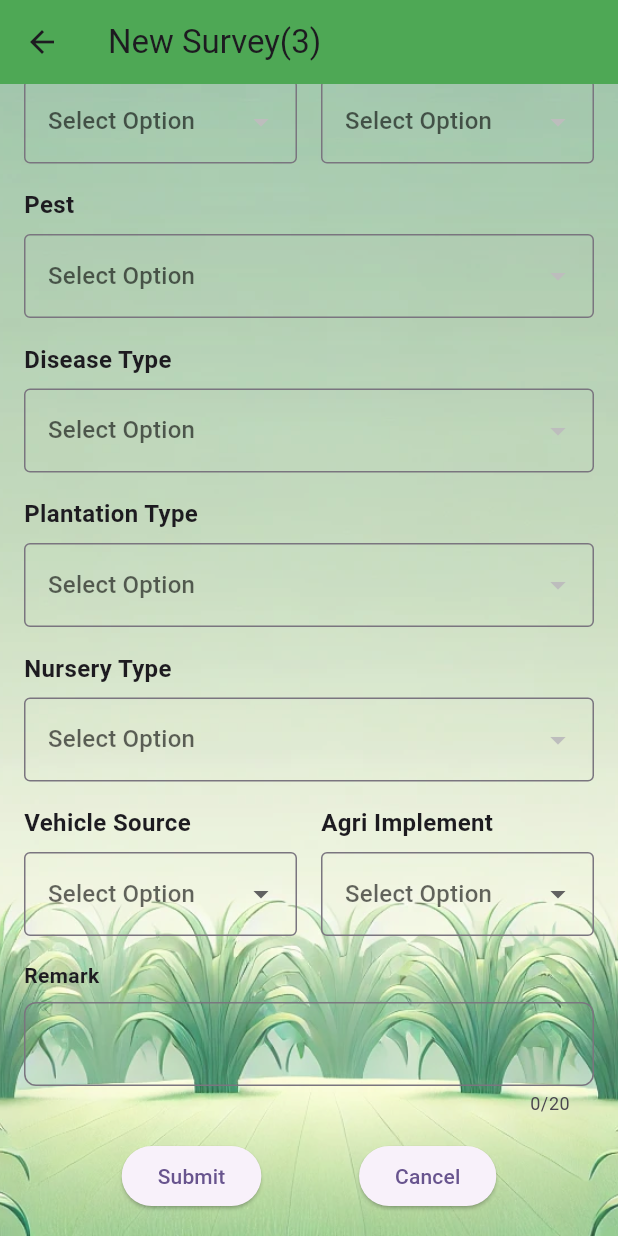
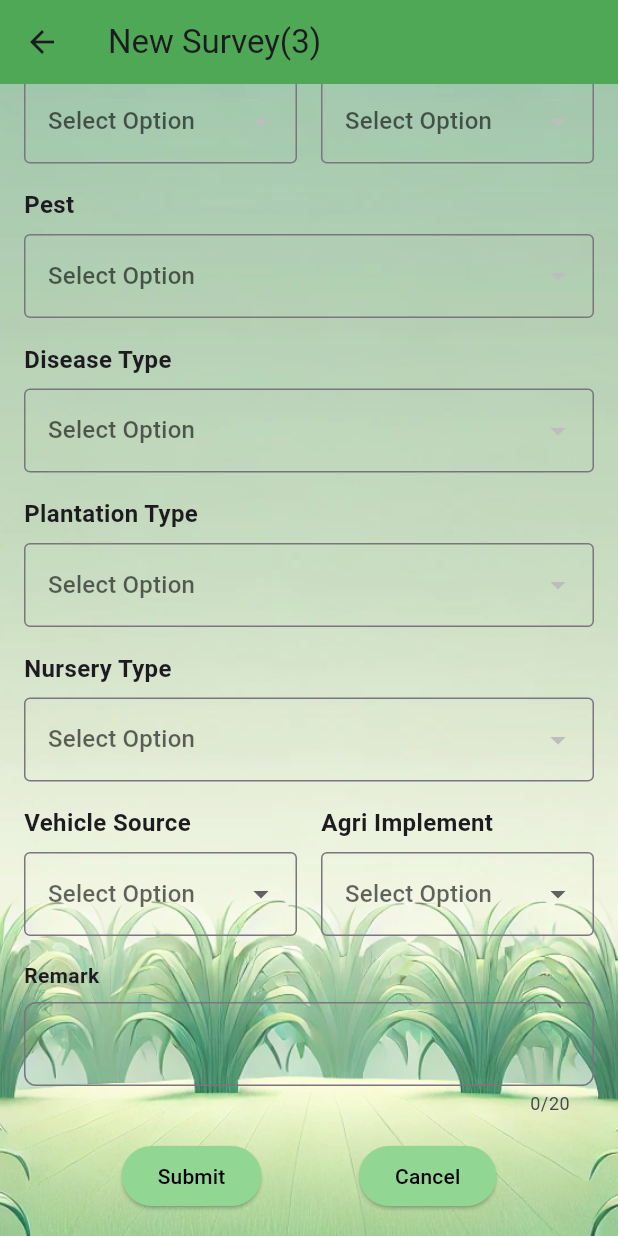
Before and after one commit to tito06/surveyproject, a Flutter app: the AgricultureFormScreen screen opened directly, scrolled down 356 dp, on a phone screen of 412 x 824 dp. Run offline on Flutter 3.47's test engine with Material 3 defaults, Android fonts, the light colour scheme and no system bars; our stand-ins replace geolocator, shared_preferences; missing offline and left inert: area_polygon, dart:ffi, geodesy; accounts and stored records are empty; network calls fail.

Commit message:
all issues fixed

```diff
--- a/lib/screens/final_form.dart
+++ b/lib/screens/final_form.dart
@@ -383,6 +383,9 @@ class _AgricultureFormScreenState extends State<AgricultureFormScreen> {
                 mainAxisAlignment: MainAxisAlignment.spaceEvenly,
                 children: [
                   ElevatedButton(
+                    style: ButtonStyle(
+                        backgroundColor: WidgetStateProperty.all<Color>(
+                            const Color.fromARGB(255, 146, 214, 148))),
                     onPressed: () {
                       printFullJson(surveyData);
 
@@ -395,13 +398,22 @@ class _AgricultureFormScreenState extends State<AgricultureFormScreen> {
                         ),
                       );
                     },
-                    child: const Text("Submit"),
+                    child: const Text(
+                      "Submit",
+                      style: TextStyle(color: Colors.black),
+                    ),
                   ),
                   ElevatedButton(
+                    style: ButtonStyle(
+                        backgroundColor: WidgetStateProperty.all<Color>(
+                            const Color.fromARGB(255, 146, 214, 148))),
                     onPressed: () {
                       // Cancel logic
                     },
-                    child: const Text("Cancel"),
+                    child: const Text(
+                      "Cancel",
+                      style: TextStyle(color: Colors.black),
+                    ),
                   ),
                 ],
               ),
--- a/lib/screens/new_survey.dart
+++ b/lib/screens/new_survey.dart
@@ -199,7 +199,7 @@ class _InputFormScreenState extends State<InputFormScreen> {
         appBar: AppBar(
           title: const Text(
             "New Survey(1)",
-            style: TextStyle(color: Colors.white),
+            style: TextStyle(color: Colors.black),
           ),
           backgroundColor: Colors.green,
         ),
```
Also changed, not shown: lib/screens/add_partition.dart (+15 -4 lines), lib/screens/partition.dart (+9 -7 lines).
